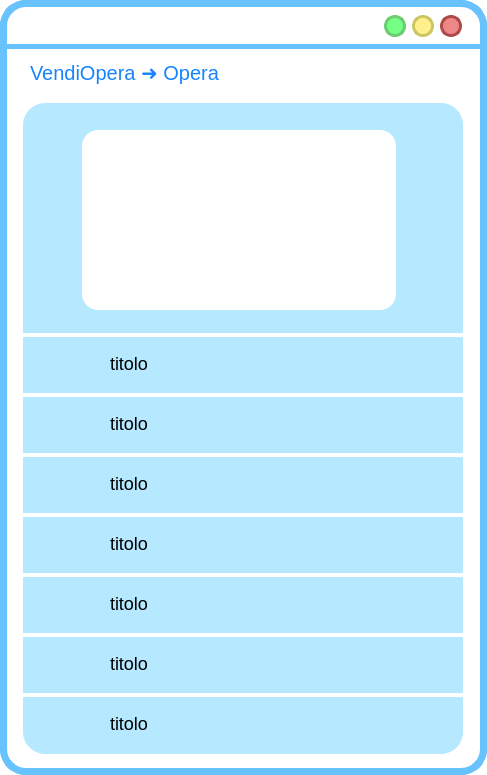
MrPio/MuseoOmero, file frontend/ui/VistaOpera.ui: the form before one commit.
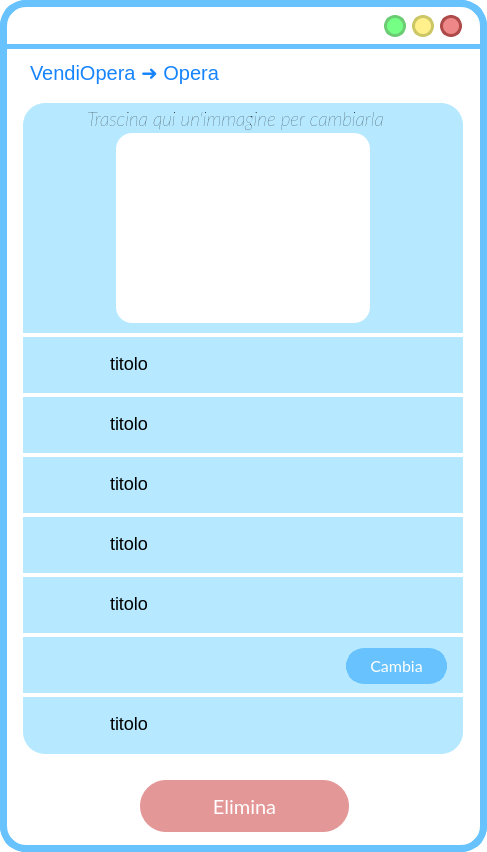
The form after the commit. Icons and pictures are not drawn.

What changed in the file:
```diff
--- a/frontend/ui/VistaOpera.ui
+++ b/frontend/ui/VistaOpera.ui
@@ -7,7 +7,7 @@
     <x>0</x>
     <y>0</y>
     <width>487</width>
-    <height>775</height>
+    <height>852</height>
    </rect>
   </property>
   <property name="cursor">
@@ -378,10 +378,10 @@
    <widget class="QLabel" name="immagineLabel">
     <property name="geometry">
      <rect>
-      <x>82</x>
-      <y>130</y>
-      <width>314</width>
-      <height>180</height>
+      <x>116</x>
+      <y>133</y>
+      <width>254</width>
+      <height>190</height>
      </rect>
     </property>
     <property name="sizePolicy">
@@ -950,7 +950,7 @@
      <rect>
       <x>110</x>
       <y>648</y>
-      <width>311</width>
+      <width>241</width>
       <height>31</height>
      </rect>
     </property>
@@ -960,7 +960,7 @@
 background-color: rgba(255, 255, 255,0);</string>
     </property>
     <property name="text">
-     <string>titolo</string>
+     <string/>
     </property>
    </widget>
    <widget class="QLabel" name="costoLabel">
@@ -1058,6 +1058,137 @@
      <string/>
     </property>
    </widget>
+   <widget class="QLabel" name="titoloLabel_4">
+    <property name="geometry">
+     <rect>
+      <x>0</x>
+      <y>103</y>
+      <width>471</width>
+      <height>31</height>
+     </rect>
+    </property>
+    <property name="font">
+     <font>
+      <family>Lato</family>
+      <pointsize>14</pointsize>
+      <weight>3</weight>
+      <italic>true</italic>
+      <bold>false</bold>
+     </font>
+    </property>
+    <property name="styleSheet">
+     <string notr="true">
+text-align: left;
+background-color: rgba(255, 255, 255,0);
+font: 25 italic 14pt &quot;Lato&quot;;</string>
+    </property>
+    <property name="text">
+     <string>Trascina qui un'immagine per cambiarla</string>
+    </property>
+    <property name="alignment">
+     <set>Qt::AlignCenter</set>
+    </property>
+   </widget>
+   <widget class="QPushButton" name="eliminaButton">
+    <property name="geometry">
+     <rect>
+      <x>140</x>
+      <y>780</y>
+      <width>209</width>
+      <height>52</height>
+     </rect>
+    </property>
+    <property name="font">
+     <font>
+      <family>Lato</family>
+      <pointsize>15</pointsize>
+      <weight>50</weight>
+      <italic>false</italic>
+      <bold>false</bold>
+     </font>
+    </property>
+    <property name="cursor">
+     <cursorShape>PointingHandCursor</cursorShape>
+    </property>
+    <property name="autoFillBackground">
+     <bool>false</bool>
+    </property>
+    <property name="styleSheet">
+     <string notr="true">QPushButton{
+ background-color:#e39797;
+ border-style: none;
+ border-radius:26px;
+color: rgb(255, 255, 255);
+	font: 15pt &quot;Lato&quot;;
+}
+
+QPushButton::pressed{
+ border-style: solid;
+
+	border-color:#e39797;
+	border-width:4;
+	background-color : white;
+	color:#e39797;
+}
+</string>
+    </property>
+    <property name="text">
+     <string>Elimina</string>
+    </property>
+   </widget>
+   <widget class="QPushButton" name="cambiaUbicazioneButton">
+    <property name="geometry">
+     <rect>
+      <x>346</x>
+      <y>648</y>
+      <width>101</width>
+      <height>36</height>
+     </rect>
+    </property>
+    <property name="font">
+     <font>
+      <family>Lato</family>
+      <pointsize>12</pointsize>
+      <weight>50</weight>
+      <italic>false</italic>
+      <bold>false</bold>
+     </font>
+    </property>
+    <property name="cursor">
+     <cursorShape>PointingHandCursor</cursorShape>
+    </property>
+    <property name="autoFillBackground">
+     <bool>false</bool>
+    </property>
+    <property name="styleSheet">
+     <string notr="true">QPushButton{
+ background-color:rgb(104, 194, 253);
+ border-style: solid;
+ border-radius:18px;
+color: rgb(255, 255, 255);
+font: 12pt &quot;Lato&quot;;
+}
+
+QPushButton::hover{
+
+
+	border-color : rgb(15, 138, 204);
+	color: white;
+border-width:0;
+}
+
+QPushButton::pressed{
+	border-color:rgb(104, 194, 253);
+	border-width:2;
+	background-color : white;
+	color:rgb(104, 194, 253);
+}
+</string>
+    </property>
+    <property name="text">
+     <string>Cambia</string>
+    </property>
+   </widget>
   </widget>
  </widget>
  <resources>
```
